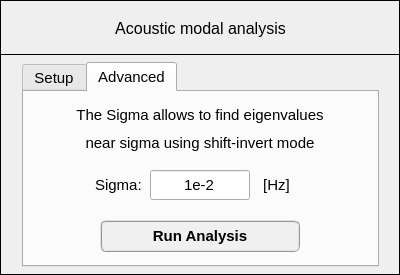
This is pulse/interface/ui_files/analysis/acoustic/modal_analysis.ui in open-pulse/OpenPulse as Qt 5 draws it before an edit. The edited form follows.
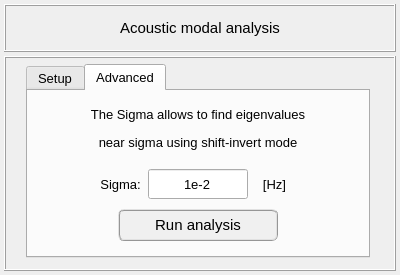
This is the edited form. The open tabs and pages were chosen to show the change. Icons and pictures are not drawn.

Commit message: Some adjusts on the acoustic plot UI files

```diff
--- a/pulse/interface/ui_files/analysis/acoustic/modal_analysis.ui
+++ b/pulse/interface/ui_files/analysis/acoustic/modal_analysis.ui
@@ -44,15 +44,36 @@
   <property name="whatsThis">
    <string/>
   </property>
-  <widget class="QFrame" name="frame_2">
-   <property name="geometry">
-    <rect>
-     <x>0</x>
-     <y>54</y>
-     <width>400</width>
-     <height>221</height>
-    </rect>
+  <layout class="QGridLayout" name="gridLayout">
+   <property name="leftMargin">
+    <number>4</number>
    </property>
+   <property name="topMargin">
+    <number>4</number>
+   </property>
+   <property name="rightMargin">
+    <number>4</number>
+   </property>
+   <property name="bottomMargin">
+    <number>4</number>
+   </property>
+   <property name="spacing">
+    <number>4</number>
+   </property>
+   <item row="0" column="0">
+    <widget class="QFrame" name="frame_title">
+     <property name="minimumSize">
+      <size>
+       <width>0</width>
+       <height>48</height>
+      </size>
+     </property>
+     <property name="maximumSize">
+      <size>
+       <width>16777215</width>
+       <height>48</height>
+      </size>
+     </property>
    <property name="font">
     <font>
      <family>Arial</family>
@@ -65,21 +86,81 @@
     <enum>QFrame::Box</enum>
    </property>
    <property name="frameShadow">
-    <enum>QFrame::Plain</enum>
+      <enum>QFrame::Raised</enum>
+     </property>
+     <property name="lineWidth">
+      <number>1</number>
+     </property>
+     <layout class="QGridLayout" name="gridLayout_2">
+      <property name="leftMargin">
+       <number>0</number>
+      </property>
+      <property name="topMargin">
+       <number>0</number>
+      </property>
+      <property name="rightMargin">
+       <number>0</number>
+      </property>
+      <property name="bottomMargin">
+       <number>0</number>
+      </property>
+      <property name="spacing">
+       <number>0</number>
+      </property>
+      <item row="0" column="0">
+       <widget class="QLabel" name="label_6">
+        <property name="font">
+         <font>
+          <family>MS Shell Dlg 2</family>
+          <pointsize>11</pointsize>
+          <weight>50</weight>
+          <italic>false</italic>
+          <bold>false</bold>
+         </font>
+        </property>
+        <property name="text">
+         <string>Acoustic modal analysis</string>
+        </property>
+        <property name="textFormat">
+         <enum>Qt::AutoText</enum>
+        </property>
+        <property name="alignment">
+         <set>Qt::AlignCenter</set>
+        </property>
+       </widget>
+      </item>
+     </layout>
+    </widget>
+   </item>
+   <item row="1" column="0">
+    <widget class="QFrame" name="frame_main">
+     <property name="font">
+      <font>
+       <family>Arial</family>
+       <pointsize>12</pointsize>
+       <weight>75</weight>
+       <bold>true</bold>
+      </font>
+     </property>
+     <property name="frameShape">
+      <enum>QFrame::Box</enum>
+     </property>
+     <property name="frameShadow">
+      <enum>QFrame::Raised</enum>
    </property>
    <widget class="QTabWidget" name="tabWidget">
     <property name="geometry">
      <rect>
       <x>22</x>
       <y>8</y>
-      <width>357</width>
-      <height>205</height>
+        <width>344</width>
+        <height>194</height>
      </rect>
     </property>
     <property name="font">
      <font>
       <family>MS Shell Dlg 2</family>
-      <pointsize>11</pointsize>
+        <pointsize>10</pointsize>
       <weight>50</weight>
       <italic>false</italic>
       <bold>false</bold>
@@ -292,7 +373,7 @@
      <widget class="QLabel" name="label_4">
       <property name="geometry">
        <rect>
-        <x>228</x>
+          <x>222</x>
         <y>78</y>
         <width>49</width>
         <height>30</height>
@@ -312,10 +393,7 @@
       </property>
       <property name="font">
        <font>
-        <family>MS Shell Dlg 2</family>
-        <pointsize>11</pointsize>
-        <weight>50</weight>
-        <bold>false</bold>
+          <pointsize>10</pointsize>
        </font>
       </property>
       <property name="text">
@@ -328,7 +406,7 @@
      <widget class="QLabel" name="label_3">
       <property name="geometry">
        <rect>
-        <x>56</x>
+          <x>50</x>
         <y>78</y>
         <width>70</width>
         <height>30</height>
@@ -348,10 +426,7 @@
       </property>
       <property name="font">
        <font>
-        <family>MS Shell Dlg 2</family>
-        <pointsize>11</pointsize>
-        <weight>50</weight>
-        <bold>false</bold>
+          <pointsize>10</pointsize>
        </font>
       </property>
       <property name="text">
@@ -364,7 +439,7 @@
      <widget class="QLineEdit" name="lineEdit_input_sigma_factor">
       <property name="geometry">
        <rect>
-        <x>126</x>
+          <x>120</x>
         <y>78</y>
         <width>100</width>
         <height>30</height>
@@ -384,11 +459,7 @@
       </property>
       <property name="font">
        <font>
-        <family>MS Shell Dlg 2</family>
-        <pointsize>11</pointsize>
-        <weight>50</weight>
-        <italic>false</italic>
-        <bold>false</bold>
+          <pointsize>10</pointsize>
        </font>
       </property>
       <property name="toolTip">
@@ -404,21 +475,21 @@
      <widget class="QPushButton" name="pushButton_2">
       <property name="geometry">
        <rect>
-        <x>76</x>
-        <y>128</y>
-        <width>200</width>
+          <x>90</x>
+          <y>118</y>
+          <width>160</width>
         <height>32</height>
        </rect>
       </property>
       <property name="minimumSize">
        <size>
-        <width>200</width>
+          <width>160</width>
         <height>32</height>
        </size>
       </property>
       <property name="maximumSize">
        <size>
-        <width>200</width>
+          <width>160</width>
         <height>32</height>
        </size>
       </property>
@@ -426,9 +497,9 @@
        <font>
         <family>MS Shell Dlg 2</family>
         <pointsize>11</pointsize>
-        <weight>75</weight>
+          <weight>9</weight>
         <italic>false</italic>
-        <bold>true</bold>
+          <bold>false</bold>
        </font>
       </property>
       <property name="styleSheet">
@@ -437,37 +508,33 @@
 QPushButton:pressed{border-radius: 6px; border-color: rgb(0, 170, 255); border-style: ridge; border-width: 3px; color: rgb(0, 0, 0); background-color: rgb(174, 213, 255); font: 75 bold 11pt &quot;MS Shell Dlg 2&quot;}</string>
       </property>
       <property name="text">
-       <string>Run Analysis</string>
+         <string>Run analysis</string>
       </property>
      </widget>
      <widget class="QLabel" name="label_7">
       <property name="geometry">
        <rect>
-        <x>6</x>
+          <x>10</x>
         <y>8</y>
-        <width>340</width>
+          <width>320</width>
         <height>30</height>
        </rect>
       </property>
       <property name="minimumSize">
        <size>
-        <width>340</width>
+          <width>320</width>
         <height>30</height>
        </size>
       </property>
       <property name="maximumSize">
        <size>
-        <width>340</width>
+          <width>320</width>
         <height>30</height>
        </size>
       </property>
       <property name="font">
        <font>
-        <family>MS Shell Dlg 2</family>
-        <pointsize>11</pointsize>
-        <weight>50</weight>
-        <italic>false</italic>
-        <bold>false</bold>
+          <pointsize>10</pointsize>
        </font>
       </property>
       <property name="text">
@@ -483,31 +550,27 @@
      <widget class="QLabel" name="label_8">
       <property name="geometry">
        <rect>
-        <x>6</x>
+          <x>10</x>
         <y>36</y>
-        <width>340</width>
+          <width>320</width>
         <height>30</height>
        </rect>
       </property>
       <property name="minimumSize">
        <size>
-        <width>340</width>
+          <width>320</width>
         <height>30</height>
        </size>
       </property>
       <property name="maximumSize">
        <size>
-        <width>340</width>
+          <width>320</width>
         <height>30</height>
        </size>
       </property>
       <property name="font">
        <font>
-        <family>MS Shell Dlg 2</family>
-        <pointsize>11</pointsize>
-        <weight>50</weight>
-        <italic>false</italic>
-        <bold>false</bold>
+          <pointsize>10</pointsize>
        </font>
       </property>
       <property name="text">
@@ -523,61 +586,8 @@
     </widget>
    </widget>
   </widget>
-  <widget class="QFrame" name="frame">
-   <property name="geometry">
-    <rect>
-     <x>0</x>
-     <y>0</y>
-     <width>400</width>
-     <height>55</height>
-    </rect>
-   </property>
-   <property name="font">
-    <font>
-     <family>Arial</family>
-     <pointsize>12</pointsize>
-     <weight>75</weight>
-     <bold>true</bold>
-    </font>
-   </property>
-   <property name="frameShape">
-    <enum>QFrame::Box</enum>
-   </property>
-   <property name="frameShadow">
-    <enum>QFrame::Plain</enum>
-   </property>
-   <property name="lineWidth">
-    <number>1</number>
-   </property>
-   <widget class="QLabel" name="label_6">
-    <property name="geometry">
-     <rect>
-      <x>20</x>
-      <y>10</y>
-      <width>361</width>
-      <height>37</height>
-     </rect>
-    </property>
-    <property name="font">
-     <font>
-      <family>MS Shell Dlg 2</family>
-      <pointsize>12</pointsize>
-      <weight>50</weight>
-      <italic>false</italic>
-      <bold>false</bold>
-     </font>
-    </property>
-    <property name="text">
-     <string>Acoustic modal analysis</string>
-    </property>
-    <property name="textFormat">
-     <enum>Qt::AutoText</enum>
-    </property>
-    <property name="alignment">
-     <set>Qt::AlignCenter</set>
-    </property>
-   </widget>
-  </widget>
+   </item>
+  </layout>
  </widget>
  <resources/>
  <connections/>
```
Left out of the diff: 61 changed lines with no effect on the pictures. Lines whose indentation alone changed are shown as unchanged. The commit also changes 17 other files.
